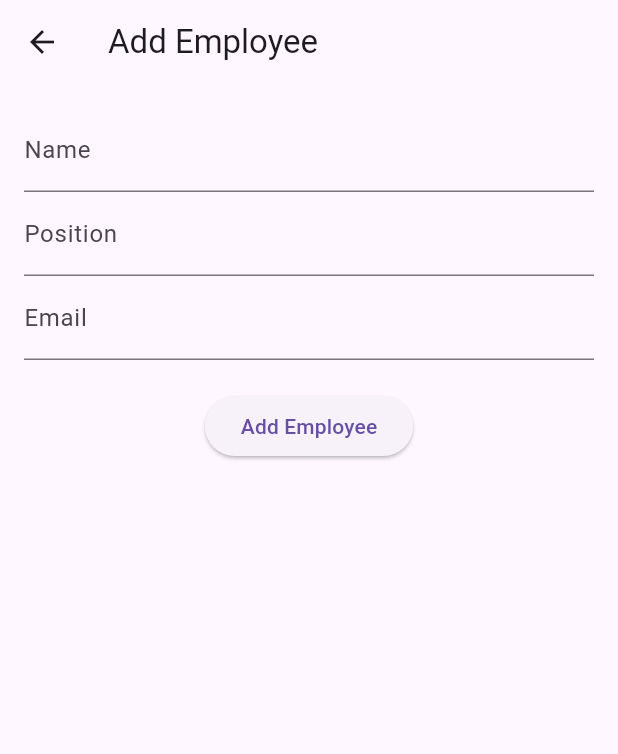
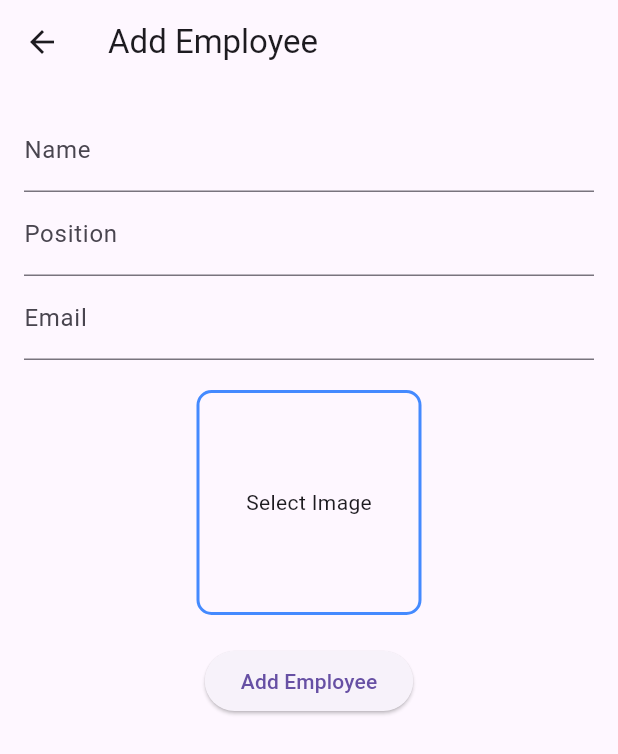
Before and after one commit to jawa-d/system, a Flutter app: the AddEmployee screen opened directly, on a phone screen of 412 x 824 dp. Shown: the top 754 px of the screen. Run offline on Flutter 3.47's test engine with Material 3 defaults, Android fonts, the phone set to English and light mode, and no system bars; our stand-ins replace image_picker.

Commit message:
add image

```diff
--- a/lib/Addemployee.dart
+++ b/lib/Addemployee.dart
@@ -1,10 +1,28 @@
 import 'package:flutter/material.dart';
+import 'package:image_picker/image_picker.dart';
+import 'dart:io';
 import 'package:system/models.dart';
 
-class AddEmployee extends StatelessWidget {
+class AddEmployee extends StatefulWidget {
+  @override
+  _AddEmployeeState createState() => _AddEmployeeState();
+}
+
+class _AddEmployeeState extends State<AddEmployee> {
   final TextEditingController nameController = TextEditingController();
   final TextEditingController positionController = TextEditingController();
   final TextEditingController emailController = TextEditingController();
+
+  File? _selectedImage; // الصورة المختارة
+
+  Future<void> _pickImage() async {
+    final pickedImage = await ImagePicker().pickImage(source: ImageSource.gallery);
+    if (pickedImage != null) {
+      setState(() {
+        _selectedImage = File(pickedImage.path); // تخزين الصورة
+      });
+    }
+  }
 
   @override
   Widget build(BuildContext context) {
@@ -29,13 +47,30 @@ class AddEmployee extends StatelessWidget {
               decoration: InputDecoration(labelText: 'Email'),
             ),
             SizedBox(height: 20),
+            // اختيار صورة الموظف
+            GestureDetector(
+              onTap: _pickImage, // فتح معرض الصور
+              child: Container(
+                width: 150,
+                height: 150,
+                decoration: BoxDecoration(
+                  border: Border.all(color: Colors.blueAccent, width: 2),
+                  borderRadius: BorderRadius.circular(10),
+                ),
+                child: _selectedImage != null
+                    ? Image.file(_selectedImage!, fit: BoxFit.cover)
+                    : Center(child: Text('Select Image')),
+              ),
+            ),
+            SizedBox(height: 20),
             ElevatedButton(
               onPressed: () {
-                // إنشاء موظف جديد
+                // إنشاء موظف جديد مع الصورة
                 final newEmployee = Employee(
                   name: nameController.text,
                   position: positionController.text,
                   email: emailController.text,
+                  imageUrl: _selectedImage != null ? _selectedImage!.path : null, // تمرير مسار الصورة
                 );
                 Navigator.pop(context, newEmployee); // إرجاع الموظف الجديد
               },
--- a/lib/models.dart
+++ b/lib/models.dart
@@ -2,10 +2,12 @@ class Employee {
   final String name;
   final String position;
   final String email;
+  final String? imageUrl; // رابط الصورة للموظف (يمكن أن يكون null)
 
   Employee({
     required this.name,
     required this.position,
     required this.email,
+    this.imageUrl,
   });
 }
--- a/pubspec.yaml
+++ b/pubspec.yaml
@@ -30,6 +30,7 @@ environment:
 dependencies:
   flutter:
     sdk: flutter
+  image_picker: ^0.8.4+8
 
 
   # The following adds the Cupertino Icons font to your application.
```
Also changed, not shown: lib/Employeedetails.dart (+29 -5 lines), lib/Employeelist.dart (+56 -11 lines), pubspec.lock.
